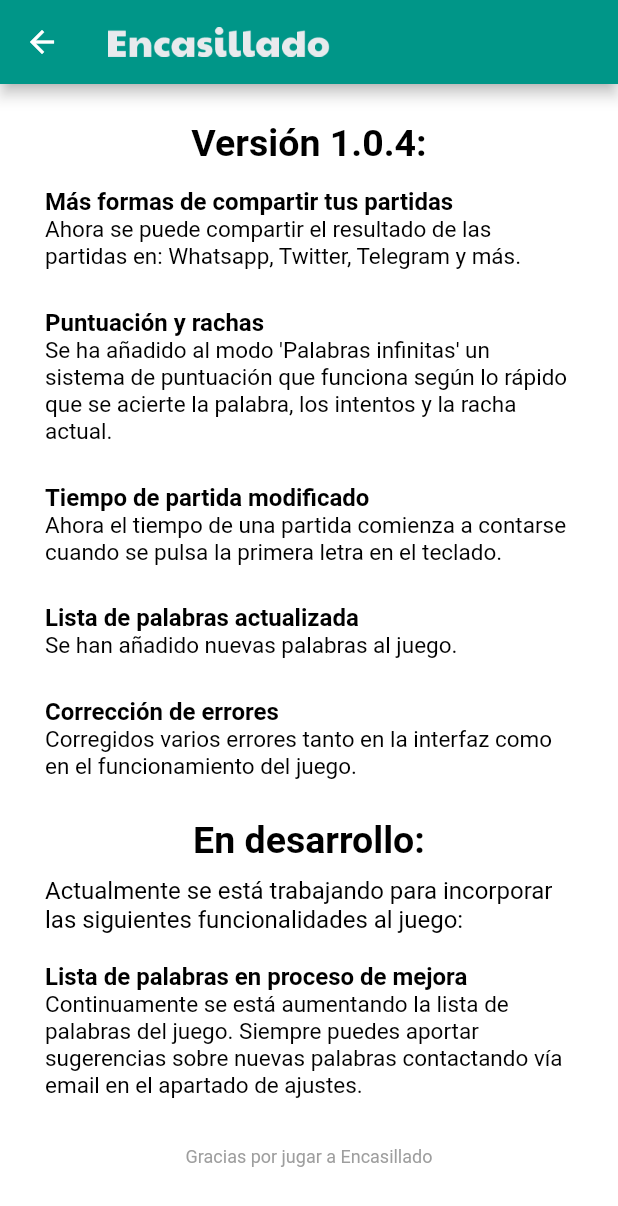
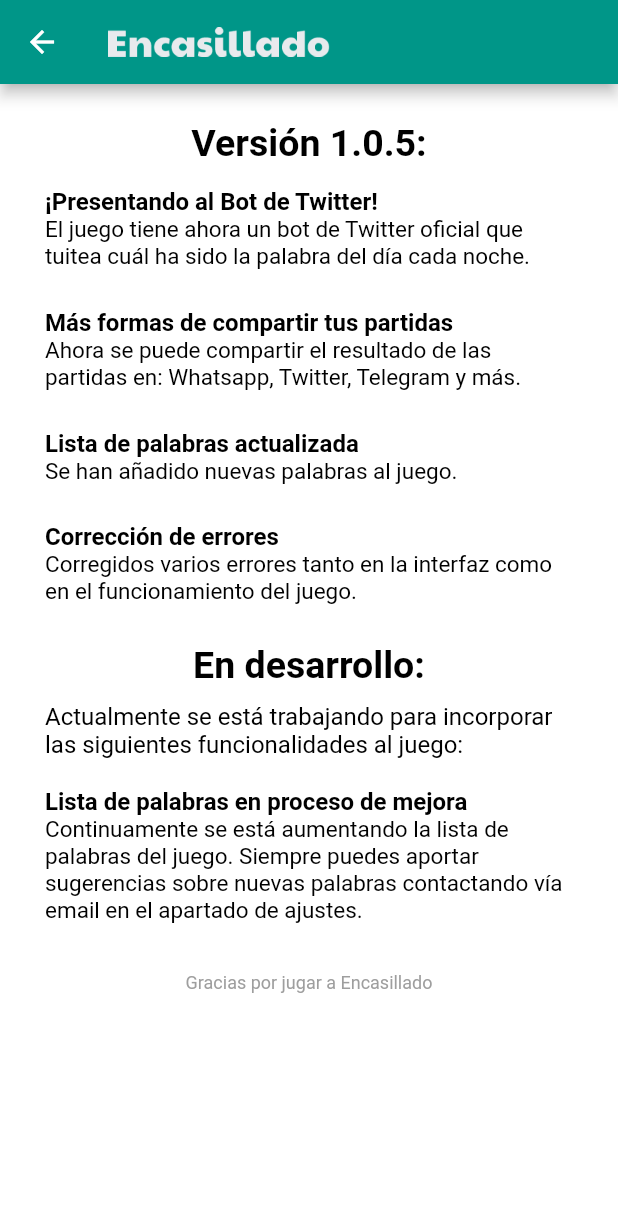
Before and after one commit to joaquinsolla/Encasillado, a Flutter app: the update_version_page screen opened directly, on a phone screen of 412 x 824 dp. Shown: the top 1206 px of the screen. Run offline on Flutter 3.47's test engine with Material 2 defaults, Android fonts, the phone set to English and light mode, and no system bars; our stand-ins replace flushbar; missing offline and left inert: mailto, social_share, twitter_intent; Roboto replaces fonts that are missing (RaleWay).

Commit message:
Twitter Bot button added

```diff
--- a/lib/common_imagepaths.dart
+++ b/lib/common_imagepaths.dart
@@ -24,5 +24,7 @@ String streak_gif = 'app_files/streak_gif.gif';
 String streak_gif_darkmode = 'app_files/streak_gif_darkmode.gif';
 String telegram_icon = 'app_files/telegram_icon.png';
 String twitter_icon = 'app_files/twitter_icon.png';
+String twitter_bot_image = 'app_files/twitter_bot_image.png';
+String twitter_bot_image_darkmode = 'app_files/twitter_bot_image_darkmode.png';
 String victory_image = 'app_files/victory_image.png';
 String whatsapp_icon = 'app_files/whatsapp_icon.png';
--- a/lib/common_methods.dart
+++ b/lib/common_methods.dart
@@ -2,10 +2,10 @@ import 'package:flutter/material.dart';
 import 'package:flutter/services.dart';
 import 'package:flutter/widgets.dart';
 import 'package:mailto/mailto.dart';
+import 'package:social_share/social_share.dart';
 import 'dart:math';
 
 import 'package:flushbar/flushbar.dart';
-import 'package:social_share/social_share.dart';
 import 'package:url_launcher/url_launcher.dart';
 
 import 'keyboard_infinite.dart';
--- a/lib/common_pages.dart
+++ b/lib/common_pages.dart
@@ -1428,6 +1428,32 @@ class update_version_page extends StatelessWidget {
                 height: 15,
               ),
               Text(
+                "¡Presentando al Bot de Twitter!",
+                style: TextStyle(
+                  fontSize: 16,
+                  color: myBlack,
+                  fontWeight: FontWeight.bold,
+                  decoration: TextDecoration.none,
+                  fontFamily: 'RaleWay',
+                ),
+                textAlign: TextAlign.left,
+              ),
+              Text(
+                "El juego tiene ahora un bot de Twitter oficial que tuitea cuál ha sido"
+                    " la palabra del día cada noche.\n",
+                style: TextStyle(
+                  fontSize: 15,
+                  color: myBlack,
+                  fontWeight: FontWeight.normal,
+                  decoration: TextDecoration.none,
+                  fontFamily: 'RaleWay',
+                ),
+                textAlign: TextAlign.left,
+              ),
+              SizedBox(
+                height: 7.5,
+              ),
+              Text(
                 "Más formas de compartir tus partidas",
                 style: TextStyle(
                   fontSize: 16,
@@ -1441,57 +1467,6 @@ class update_version_page extends StatelessWidget {
               Text(
                 "Ahora se puede compartir el resultado de las partidas en: "
                     "Whatsapp, Twitter, Telegram y más.\n",
-                style: TextStyle(
-                  fontSize: 15,
-                  color: myBlack,
-                  fontWeight: FontWeight.normal,
-                  decoration: TextDecoration.none,
-                  fontFamily: 'RaleWay',
-                ),
-                textAlign: TextAlign.left,
-              ),
-              SizedBox(
-                height: 7.5,
-              ),
-              Text(
-                "Puntuación y rachas",
-                style: TextStyle(
-                  fontSize: 16,
-                  color: myBlack,
-                  fontWeight: FontWeight.bold,
-                  decoration: TextDecoration.none,
-                  fontFamily: 'RaleWay',
-                ),
-                textAlign: TextAlign.left,
-              ),
-              Text(
-                "Se ha añadido al modo 'Palabras infinitas' un sistema de puntuación que funciona "
-                    "según lo rápido que se acierte la palabra, los intentos y la racha actual.\n",
-                style: TextStyle(
-                  fontSize: 15,
-                  color: myBlack,
-                  fontWeight: FontWeight.normal,
-                  decoration: TextDecoration.none,
-                  fontFamily: 'RaleWay',
-                ),
-                textAlign: TextAlign.left,
-              ),
-              SizedBox(
-                height: 7.5,
-              ),
-              Text(
-                "Tiempo de partida modificado",
-                style: TextStyle(
-                  fontSize: 16,
-                  color: myBlack,
-                  fontWeight: FontWeight.bold,
-                  decoration: TextDecoration.none,
-                  fontFamily: 'RaleWay',
-                ),
-                textAlign: TextAlign.left,
-              ),
-              Text(
-                "Ahora el tiempo de una partida comienza a contarse cuando se pulsa la primera letra en el teclado.\n",
                 style: TextStyle(
                   fontSize: 15,
                   color: myBlack,
--- a/lib/common_urls.dart
+++ b/lib/common_urls.dart
@@ -8,5 +8,6 @@ String myGitHubURL = "https://www.github.com/joaquinsolla";
 String privacyPolicyURL = "https://www.privacypolicies.com/live/02b4f35d-f52e-4885-bfc9-fc70741e0211";
 String buyMeACoffeeURL = "https://www.buymeacoffee.com/joadev";
 String myWebsite = "https://joaquinsolla.github.io/";
+String twitterBotURL = "https://twitter.com/encasillado_bot";
 
 String myDevEmail = "joa.sv.dev@gmail.com";
--- a/lib/common_variables.dart
+++ b/lib/common_variables.dart
@@ -1,4 +1,4 @@
-const String currentVersion = "1.0.4";
+const String currentVersion = "1.0.5";
 
 int currentPage = 0;
 bool appStarted = false;
--- a/lib/common_widgets.dart
+++ b/lib/common_widgets.dart
@@ -1,10 +1,13 @@
 import 'package:flutter/material.dart';
 import 'package:flutter/widgets.dart';
+import 'package:twitter_intent/twitter_intent.dart';
 
 import 'package:flushbar/flushbar.dart';
 
 import 'common_imagepaths.dart';
+import 'common_methods.dart';
 import 'common_pages.dart';
+import 'common_urls.dart';
 import 'common_variables.dart';
 import 'common_colors.dart';
 import 'main_view.dart';
@@ -210,6 +213,10 @@ Container game_banner(BuildContext context) {
             height: 36,
             child: streak_button(context),
           ),
+        if (currentPage == 0) twitter_bot_button(context),
+        SizedBox(
+          width: 5.0,
+        ),
         if (currentPage == 0) current_version_button(context),
       ],
     ),
@@ -231,6 +238,25 @@ TextButton current_version_button(BuildContext context) {
       currentVersion,
       style: TextStyle(color: myBlack),
     ),
+  );
+}
+
+TextButton twitter_bot_button(BuildContext context) {
+  String img;
+  if (darkMode) img = twitter_bot_image_darkmode;
+  else img = twitter_bot_image;
+
+  final botLink = FollowUserIntent(username: 'encasillado_bot');
+
+  return TextButton(
+    onPressed: () {
+      url_launcher('$botLink');
+    },
+    style: TextButton.styleFrom(
+      primary: myBlack,
+      backgroundColor: keyColor,
+    ),
+    child: Image.asset(img, scale: 58,),
   );
 }
 
--- a/pubspec.yaml
+++ b/pubspec.yaml
@@ -33,7 +33,7 @@ dependencies:
   url_launcher: ^5.7.10
   mailto: ^2.0.0
   social_share: ^2.2.1
-
+  twitter_intent: ^1.0.0
 
   # The following adds the Cupertino Icons font to your application.
   # Use with the CupertinoIcons class for iOS style icons.
```
Also changed, not shown: app_files/twitter_bot_image.png (added), app_files/twitter_bot_image_darkmode.png (added), app_files/twitter_image.png (added), pubspec.lock, 2 other files.
